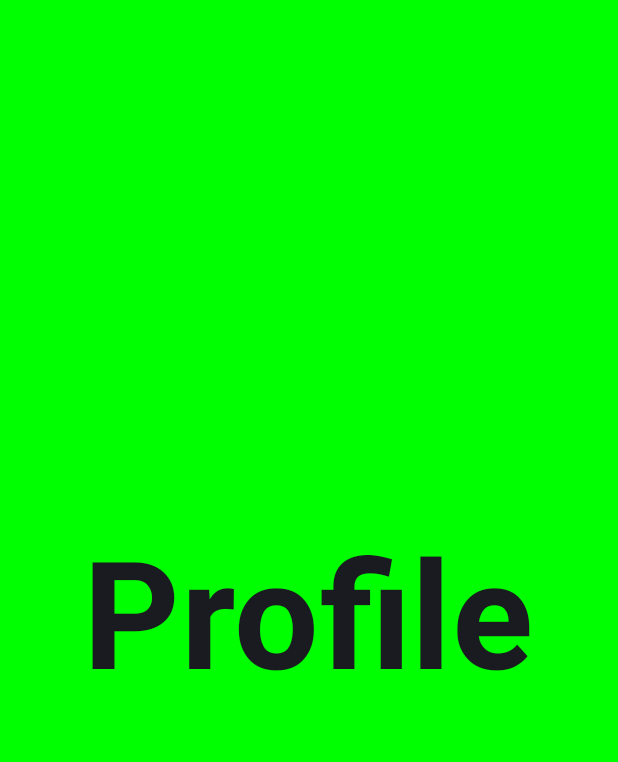
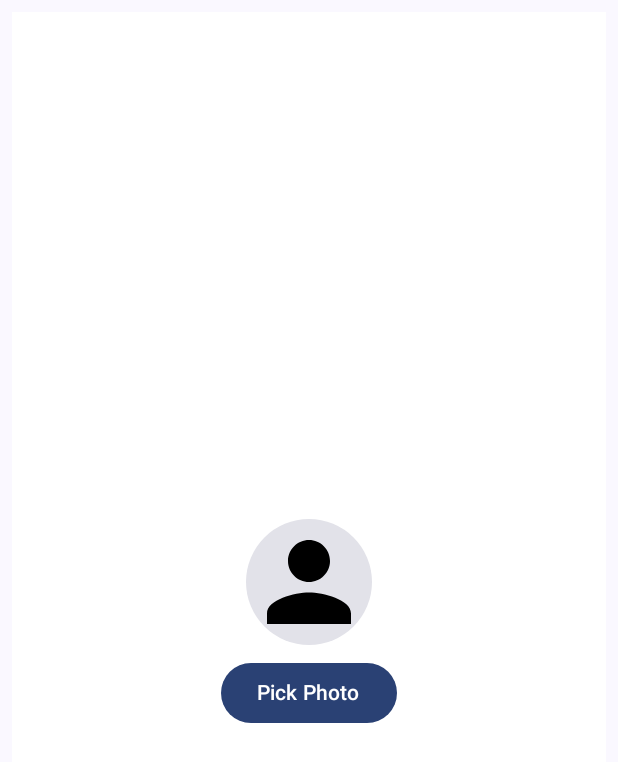
Before and after one commit to makocp/carpoint, an Android app built with Jetpack Compose: the composable ProfileScreen shown on its own in the app's theme, on a phone screen of 412 x 824 dp. Shown: the top 762 px of the screen. Run offline under Robolectric (Android 15) with nearby library versions, the phone set to English and light mode, and no system bars.

Commit message:
Photo Picker added

```diff
--- a/app/build.gradle
+++ b/app/build.gradle
@@ -68,7 +68,10 @@ dependencies {
     implementation("androidx.hilt:hilt-navigation-fragment:1.0.0")
     kapt("androidx.hilt:hilt-compiler:1.0.0")
 
-    implementation 'io.coil-kt:coil-compose:1.3.2'
+    implementation 'io.coil-kt:coil-compose:2.3.0'
+    implementation 'androidx.activity:activity-ktx:1.7.2'
+    implementation 'androidx.activity:activity:1.7.2'
+
 
     testImplementation 'junit:junit:4.13.2'
     androidTestImplementation 'androidx.test.ext:junit:1.1.5'
--- a/app/src/main/java/com/example/carpoint/Screens/Dashboard/ProfileScreen.kt
+++ b/app/src/main/java/com/example/carpoint/Screens/Dashboard/ProfileScreen.kt
@@ -1,30 +1,86 @@
 package com.example.carpoint.Screens.Dashboard
 
+import android.net.Uri
+import androidx.activity.compose.rememberLauncherForActivityResult
+import androidx.activity.result.PickVisualMediaRequest
+import androidx.activity.result.contract.ActivityResultContracts
 import androidx.compose.foundation.background
+import androidx.compose.foundation.clickable
 import androidx.compose.foundation.layout.Arrangement
 import androidx.compose.foundation.layout.Column
 import androidx.compose.foundation.layout.fillMaxSize
+import androidx.compose.foundation.layout.padding
+import androidx.compose.foundation.layout.size
+import androidx.compose.foundation.shape.CircleShape
+import androidx.compose.material3.Button
+import androidx.compose.material3.Card
 import androidx.compose.material3.Text
 import androidx.compose.runtime.Composable
+import androidx.compose.runtime.getValue
+import androidx.compose.runtime.mutableStateOf
+import androidx.compose.runtime.remember
+import androidx.compose.runtime.setValue
 import androidx.compose.ui.Alignment
 import androidx.compose.ui.Modifier
 import androidx.compose.ui.graphics.Color
-import androidx.compose.ui.text.font.FontWeight
-import androidx.compose.ui.unit.sp
+import androidx.compose.ui.tooling.preview.Preview
+import androidx.compose.ui.unit.dp
+import coil.compose.AsyncImage
+import com.example.carpoint.R
 
 @Composable
 fun ProfileScreen() {
+
+    // TODO: Hier von Storage Uri/Image reinholen.
+    var uri by remember {
+        mutableStateOf<Uri?>(null)
+    }
+
+
+    val photoPicker = rememberLauncherForActivityResult(
+        contract = ActivityResultContracts.PickVisualMedia(),
+        onResult = {
+            uri = it
+        }
+    )
+
     Column(
         modifier = Modifier
+            .padding(8.dp)
             .fillMaxSize()
-            .background(Color.Green),
+            .background(Color.White),
         verticalArrangement = Arrangement.Center,
         horizontalAlignment = Alignment.CenterHorizontally
     ) {
-        Text(
-            text = "Profile",
-            fontSize = 100.sp,
-            fontWeight = FontWeight.Bold
-        )
+        Card(
+            shape = CircleShape,
+            modifier = Modifier
+                .size(100.dp)
+                .padding(8.dp)
+        ) {
+            AsyncImage(
+                model = if (uri == null) {
+                    R.drawable.person_placeholder
+                } else {
+                    uri
+                },
+                contentDescription = "profile_image",
+                modifier = Modifier
+                    .clickable {
+                        photoPicker.launch(PickVisualMediaRequest(ActivityResultContracts.PickVisualMedia.ImageOnly))
+                    }
+            )
+        }
+        Button(
+            onClick = { photoPicker.launch(PickVisualMediaRequest(ActivityResultContracts.PickVisualMedia.ImageOnly)) }
+        ) {
+            Text(text = "Pick Photo")
+        }
     }
 }
+
+
+@Preview
+@Composable
+fun ProfileScreenPreview() {
+}
```
Also changed, not shown: app/src/main/AndroidManifest.xml (+14 -0 lines), 1 other file.
